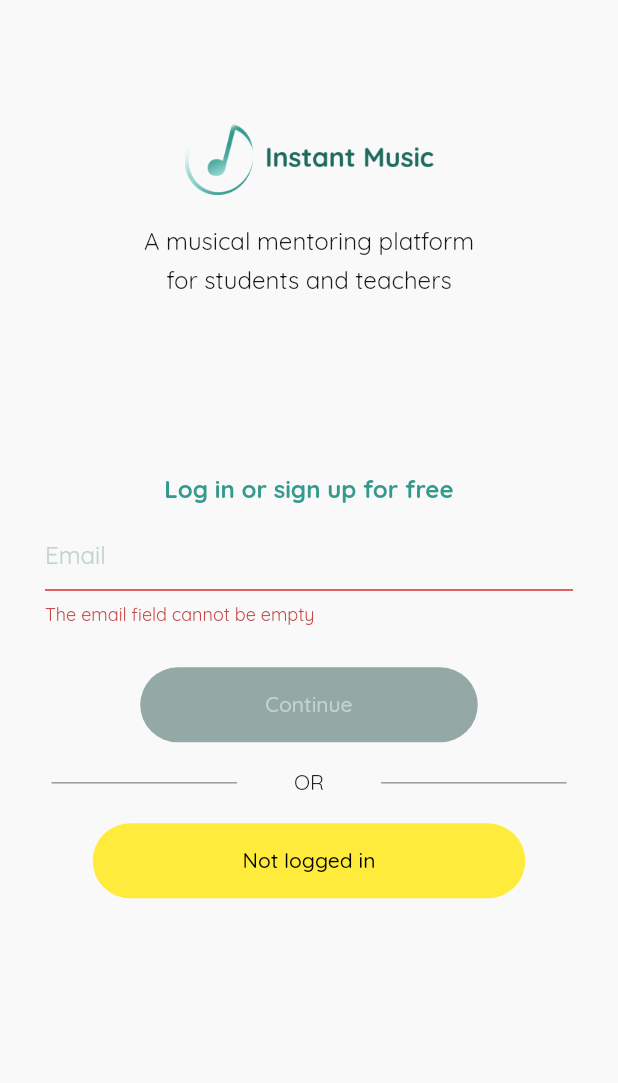
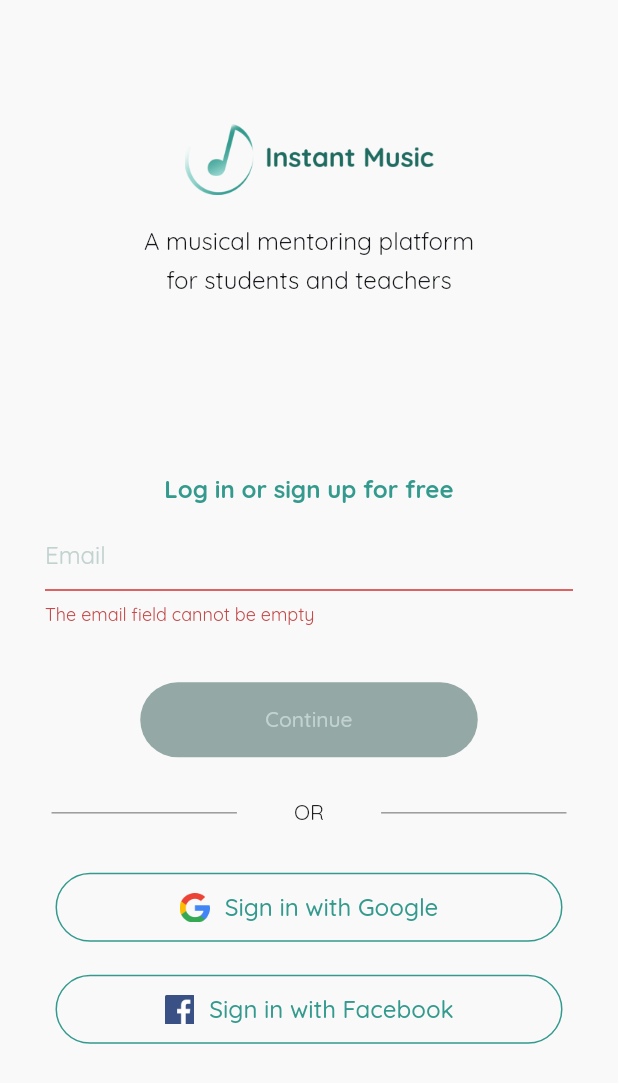
Before and after one commit to asifimtiazahmed/instant_muisc, a Flutter app: the screen it shows after launch, after a tap on "Continue", on a phone screen of 412 x 824 dp. Shown: the top 1083 px of the screen. Run offline on Flutter 3.47's test engine with Material 2 defaults, Android fonts, the phone set to English and light mode, and no system bars; our stand-ins replace firebase_auth, firebase_core, get_it, google_fonts; accounts and stored records are empty.

Commit message:
login scene UI Complete!

```diff
--- a/lib/resources/app_assets.dart
+++ b/lib/resources/app_assets.dart
@@ -4,4 +4,6 @@ class AppAssets {
   static const String HORIZONTAL_LOGO = 'assets/logo/imHorizontalLogo.png';
   static const String COIN_COLOR = 'assets/images/coin_color.png';
   static const String COIN_BW = 'assets/images/coin_bw.png';
+  static const String GOOGLE_LOGO = 'assets/logo/logos_google-icon.png';
+  static const String FACEBOOK_LOGO = 'assets/logo/logos_facebook.png';
 }
--- a/lib/resources/app_strings.dart
+++ b/lib/resources/app_strings.dart
@@ -6,7 +6,10 @@ static const String TAG_LINE = 'A musical mentoring platform for students and te
 static const String SIGN_IN_GOOGLE = 'Sign in with Google';
 static const String SIGN_IN_FACEBOOK = 'Sign in with Facebook';
 
-
+//LOGIN VIEW MODEL
+static const String PASSWORD_CANNOT_BLANK= 'password cannot be blank';
+static const String PASSWORD_MUST_BE_SIX = 'password must be over 6 characters long';
+static const String PASSWORD_MUST_MATCH = 'password must match!';
 //HINT TEXT
 static const String EMAIL = 'Email';
 static const String PASSWORD = 'Password';
--- a/lib/scenes/login/login_scene.dart
+++ b/lib/scenes/login/login_scene.dart
@@ -4,7 +4,7 @@ import 'package:instant_music/resources/app_assets.dart';
 import 'package:instant_music/resources/app_colors.dart';
 import 'package:instant_music/resources/app_strings.dart';
 import 'package:instant_music/resources/app_styles.dart';
-import 'package:instant_music/services/firebase_auth.dart';
+import 'package:instant_music/scenes/login/widgets/social_button.dart';
 import 'package:instant_music/widgets/button.dart';
 import 'package:provider/provider.dart';
 
@@ -142,7 +142,7 @@ class LoginScene extends StatelessWidget {
                             ),
                           ),
                         ),
-                        const SizedBox(height: 10),
+                        const SizedBox(height: 20),
                         ActiveButton(
                           title: vm.btnTitle,
                           width: 225,
@@ -153,7 +153,7 @@ class LoginScene extends StatelessWidget {
                           backgroundColor: vm.btnBackgroundColor,
                           isCustomBgColor: true,
                         ),
-                        const SizedBox(height: 10),
+                        const SizedBox(height: 20),
                         Row(
                           mainAxisAlignment: MainAxisAlignment.spaceAround,
                           children: [
@@ -170,18 +170,20 @@ class LoginScene extends StatelessWidget {
                                 color: Colors.black38),
                           ],
                         ),
-                        const SizedBox(height: 10),
-                        ActiveButton(
-                            title: (vm.authManager.loginState ==
-                                    ApplicationLoginState.loggedIn)
-                                ? 'Log out'
-                                : 'Not logged in',
-                            customTextColor: Colors.black,
-                            isCustomBgColor: true,
-                            backgroundColor: Colors.yellow,
-                            onPressed: () {
-                              vm.authManager.sighOut();
-                            }),
+                        const SizedBox(height: 30),
+                        //Google Sign-in Button
+                        SocialButton(
+                          imageAsset: AppAssets.GOOGLE_LOGO,
+                          onTap: () {},
+                          text: AppStrings.SIGN_IN_GOOGLE,
+                        ),
+                        const SizedBox(height: 20),
+                        //Facebook Sign-in Button
+                        SocialButton(
+                          imageAsset: AppAssets.FACEBOOK_LOGO,
+                          onTap: () {},
+                          text: AppStrings.SIGN_IN_FACEBOOK,
+                        ),
                       ],
                     ),
                   )
--- a/lib/scenes/login/login_view_model.dart
+++ b/lib/scenes/login/login_view_model.dart
@@ -8,7 +8,6 @@ class LoginViewModel extends ChangeNotifier {
   final emailTextController = TextEditingController();
   final passwordTextController = TextEditingController();
   final verifyPasswordTextController = TextEditingController();
-  //String verifyPasswordTextField = '';
   String passwordError = '';
   String verifyPasswordTextFieldError = '';
   String errorText = '';
@@ -72,7 +71,7 @@ class LoginViewModel extends ChangeNotifier {
     //Initial state
     if (authManager.loginState == ApplicationLoginState.emailAddress ||
         authManager.loginState == ApplicationLoginState.loggedOut) {
-      print('initial state + ${authManager.loginState}');
+      //print('initial state + ${authManager.loginState}');
       showTagMesssage = true;
       tagLineFlexValue = 1;
       buttonFlexValue = 2;
@@ -85,8 +84,8 @@ class LoginViewModel extends ChangeNotifier {
     }
     if (authManager.loginState == ApplicationLoginState.password &&
         !isPasswordValid) {
-      print(
-          'Typed in Email (regcoglized as a past user) but not password or Password not valid  + ${authManager.loginState}');
+      // print(
+      //     'Typed in Email (regcoglized as a past user) but not password or Password not valid  + ${authManager.loginState}');
       showTagMesssage = false;
       tagLineFlexValue = 1;
       buttonFlexValue = 3;
@@ -100,8 +99,8 @@ class LoginViewModel extends ChangeNotifier {
     if (authManager.loginState == ApplicationLoginState.password &&
         isPasswordValid &&
         isEmailValid) {
-      print(
-          'User recognized, new need a valid passowrd  + ${authManager.loginState}');
+      // print(
+      //     'User recognized, new need a valid passowrd  + ${authManager.loginState}');
       showTagMesssage = false;
       tagLineFlexValue = 1;
       buttonFlexValue = 3;
@@ -116,7 +115,7 @@ class LoginViewModel extends ChangeNotifier {
       showPasswordVerifyTextField = false;
     }
     if (authManager.loginState == ApplicationLoginState.register) {
-      print('just application state is register + ${authManager.loginState}');
+      // print('just application state is register + ${authManager.loginState}');
       showTagMesssage = false;
       tagLineFlexValue = 1;
       buttonFlexValue = 3;
@@ -149,7 +148,7 @@ class LoginViewModel extends ChangeNotifier {
         !isEmailValid) {
       tagLineFlexValue = 1;
       buttonFlexValue = 3;
-      print('register + valid email + ${authManager.loginState}');
+      //print('register + valid email + ${authManager.loginState}');
       showPasswordTextField = false;
       showPasswordVerifyTextField = false;
       btnBackgroundColor =
@@ -183,9 +182,9 @@ class LoginViewModel extends ChangeNotifier {
 //This method is verifying the first password field
   void validatePassword(value) {
     if (value == null || value == '') {
-      passwordError = 'password cannot be blank';
+      passwordError = AppStrings.PASSWORD_CANNOT_BLANK;
     } else if (value.length < 6) {
-      passwordError = 'password must be over 6 characters long';
+      passwordError = AppStrings.PASSWORD_MUST_BE_SIX;
     } else if (value.length >= 6) {
       passwordError = '';
       isPasswordValid = true;
@@ -196,13 +195,13 @@ class LoginViewModel extends ChangeNotifier {
 //This method is for the verifying of secondary password field
   void verifyPassword(value) {
     if (value == null || value == '') {
-      verifyPasswordTextFieldError = 'password cannot be blank';
+      verifyPasswordTextFieldError = AppStrings.PASSWORD_CANNOT_BLANK;
       isPasswordValid = false;
     } else if (value.length < 6) {
-      verifyPasswordTextFieldError = 'password must be over 6 characters long';
+      verifyPasswordTextFieldError = AppStrings.PASSWORD_MUST_BE_SIX;
       isPasswordValid = false;
     } else if (value != passwordTextController.text) {
-      verifyPasswordTextFieldError = 'Password must match!';
+      verifyPasswordTextFieldError = AppStrings.PASSWORD_MUST_MATCH;
       isPasswordValid = false;
     } else if (value == passwordTextController.text && value.length >= 6) {
       verifyPasswordTextFieldError = '';
@@ -232,7 +231,7 @@ class LoginViewModel extends ChangeNotifier {
     } else if (regex.hasMatch(value)) {
       errorText = '';
       isEmailValid = true;
-      print('verify email called from validateEmail method');
+      //print('verify email called from validateEmail method');
       await authManager.verifyEmail(value, (e) {
         print(e);
       });
@@ -241,7 +240,7 @@ class LoginViewModel extends ChangeNotifier {
   }
 
   void login() {
-    print('login function called');
+    //  print('login function called');
     if (isEmailValid &&
         isPasswordValid &&
         emailTextController.text.isNotEmpty &&
--- /dev/null
+++ b/lib/scenes/login/widgets/social_button.dart
@@ -0,0 +1,46 @@
+import 'package:flutter/material.dart';
+import 'package:instant_music/resources/app_colors.dart';
+import 'package:instant_music/resources/app_styles.dart';
+
+class SocialButton extends StatelessWidget {
+  const SocialButton(
+      {Key? key,
+      required this.text,
+      required this.imageAsset,
+      required this.onTap})
+      : super(key: key);
+  final String imageAsset;
+  final String text;
+  final Function() onTap;
+
+  @override
+  Widget build(BuildContext context) {
+    return OutlinedButton(
+      onPressed: onTap,
+      style: ButtonStyle(
+        side: MaterialStateProperty.all(
+          const BorderSide(color: AppColors.primary, width: 1),
+        ),
+        shape: MaterialStateProperty.all(const StadiumBorder()),
+      ),
+      child: Padding(
+        padding: const EdgeInsets.all(13.0),
+        child: SizedBox(
+          width: 280,
+          child: Row(
+            mainAxisSize: MainAxisSize.min,
+            mainAxisAlignment: MainAxisAlignment.center,
+            children: [
+              Image.asset(imageAsset, width: 20, height: 20),
+              const SizedBox(width: 10),
+              Text(
+                text,
+                style: AppStyles.buttonText.copyWith(color: AppColors.primary),
+              ),
+            ],
+          ),
+        ),
+      ),
+    );
+  }
+}
--- a/lib/services/firebase_auth.dart
+++ b/lib/services/firebase_auth.dart
@@ -55,10 +55,10 @@ class FirebaseAuthManager extends ChangeNotifier {
           await FirebaseAuth.instance.fetchSignInMethodsForEmail(email);
       if (methods.contains('password')) {
         _loginState = ApplicationLoginState.password;
-        print('Application state change to password');
+        //print('Application state change to password');
       } else {
         _loginState = ApplicationLoginState.register;
-        print('Application state change to register');
+        //print('Application state change to register');
       }
       _email = email;
       notifyListeners();
```
Also changed, not shown: assets/logo/logos_facebook.png (added), assets/logo/logos_google-icon.png (added).
